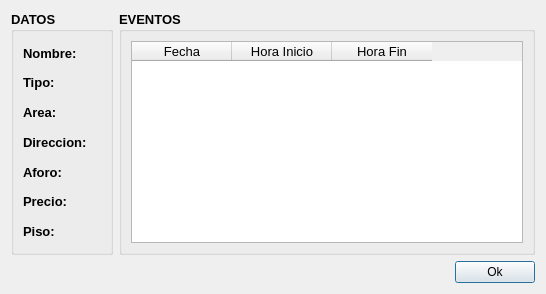
Before: the Qt Designer form verMas.ui in joisRomero/SistemaDeEventos, drawn with Qt 5.
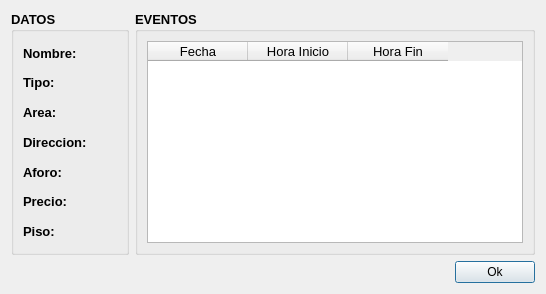
After: the same form once the commit is applied.

Commit message: Se validaron los campos numéricos, se valido el nombre, se fijó el tamaño de la ventana actualizar

Diff of the .ui file:
```diff
--- a/verMas.ui
+++ b/verMas.ui
@@ -33,6 +33,12 @@
          <layout class="QHBoxLayout" name="horizontalLayout_2">
           <item>
            <widget class="QLabel" name="label">
+            <property name="minimumSize">
+             <size>
+              <width>80</width>
+              <height>0</height>
+             </size>
+            </property>
             <property name="maximumSize">
              <size>
               <width>70</width>
@@ -71,6 +77,12 @@
          <layout class="QHBoxLayout" name="horizontalLayout_3">
           <item>
            <widget class="QLabel" name="label_2">
+            <property name="minimumSize">
+             <size>
+              <width>80</width>
+              <height>0</height>
+             </size>
+            </property>
             <property name="maximumSize">
              <size>
               <width>70</width>
@@ -109,6 +121,12 @@
          <layout class="QHBoxLayout" name="horizontalLayout_4">
           <item>
            <widget class="QLabel" name="label_3">
+            <property name="minimumSize">
+             <size>
+              <width>80</width>
+              <height>0</height>
+             </size>
+            </property>
             <property name="maximumSize">
              <size>
               <width>70</width>
@@ -147,6 +165,12 @@
          <layout class="QHBoxLayout" name="horizontalLayout_5">
           <item>
            <widget class="QLabel" name="label_4">
+            <property name="minimumSize">
+             <size>
+              <width>80</width>
+              <height>0</height>
+             </size>
+            </property>
             <property name="maximumSize">
              <size>
               <width>70</width>
@@ -185,6 +209,12 @@
          <layout class="QHBoxLayout" name="horizontalLayout_6">
           <item>
            <widget class="QLabel" name="label_5">
+            <property name="minimumSize">
+             <size>
+              <width>80</width>
+              <height>0</height>
+             </size>
+            </property>
             <property name="maximumSize">
              <size>
               <width>70</width>
@@ -223,6 +253,12 @@
          <layout class="QHBoxLayout" name="horizontalLayout_7">
           <item>
            <widget class="QLabel" name="label_6">
+            <property name="minimumSize">
+             <size>
+              <width>80</width>
+              <height>0</height>
+             </size>
+            </property>
             <property name="maximumSize">
              <size>
               <width>70</width>
@@ -261,6 +297,12 @@
          <layout class="QHBoxLayout" name="horizontalLayout_8">
           <item>
            <widget class="QLabel" name="label_7">
+            <property name="minimumSize">
+             <size>
+              <width>80</width>
+              <height>0</height>
+             </size>
+            </property>
             <property name="maximumSize">
              <size>
               <width>70</width>
```
The commit also changes 6 other files.
